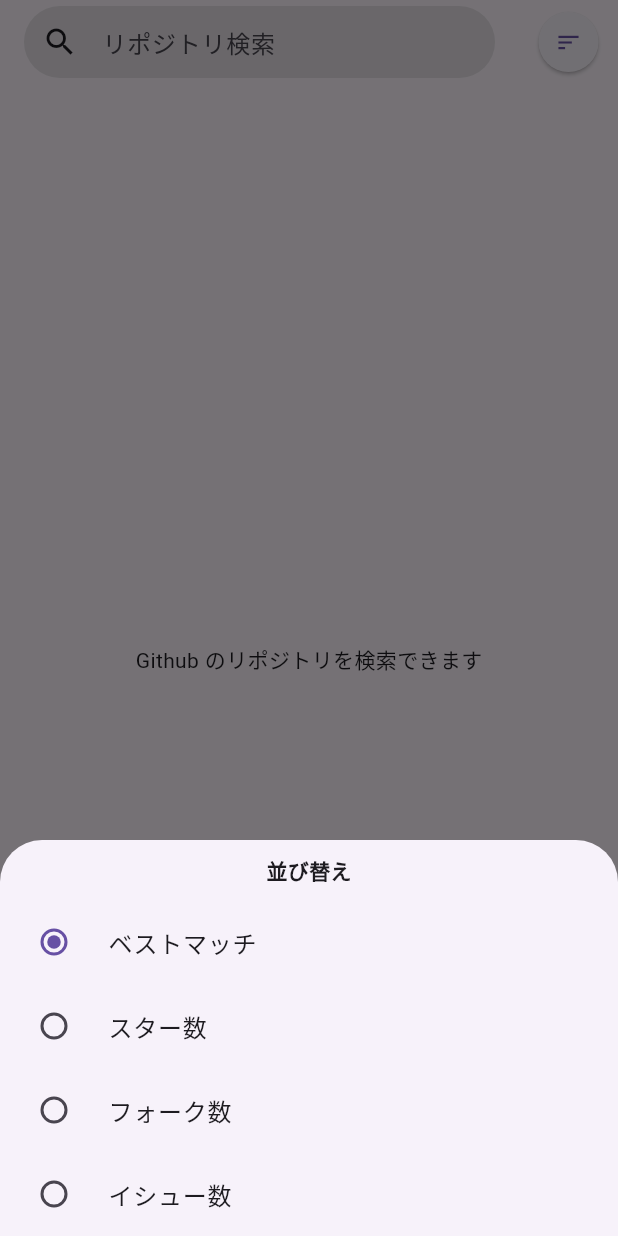
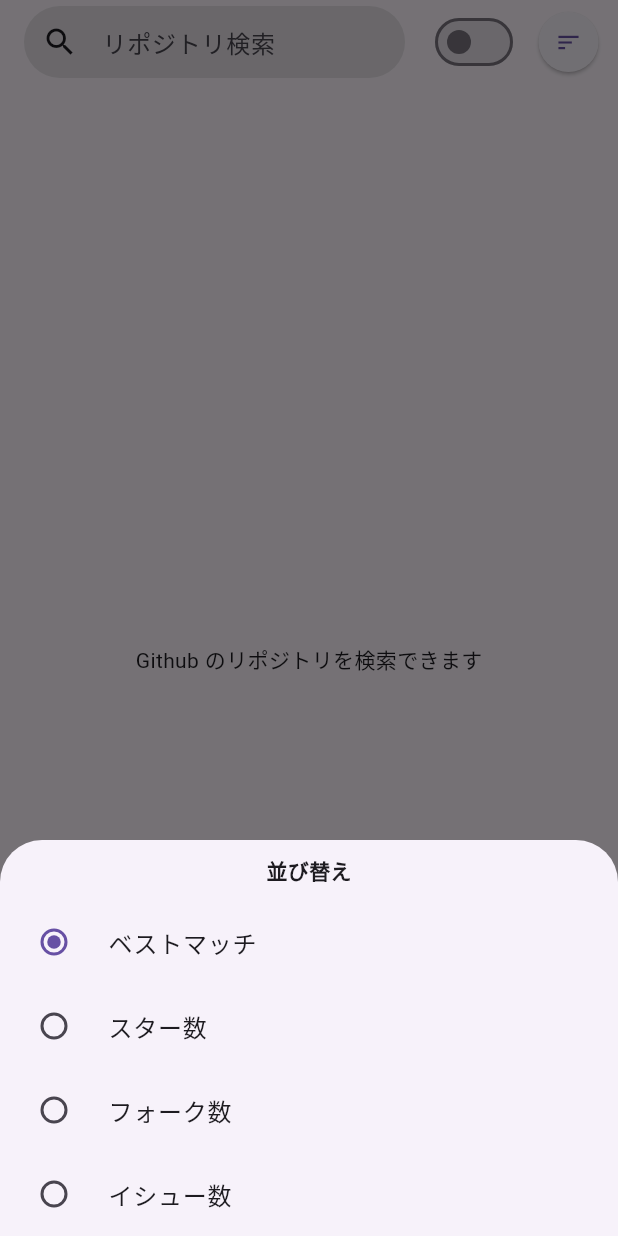
Before and after one commit to den0206/yumemi_flutter_test, a Flutter app: the screen it shows after launch, after a tap on the "sort" icon, on a phone screen of 412 x 824 dp. Run offline on Flutter 3.47's test engine with Material 3 defaults, Android fonts, the phone set to English and light mode, and no system bars; our stand-ins replace flutter_markdown, flutter_riverpod, freezed_annotation, riverpod_annotation, shared_preferences, visibility_detector; generated files the repository leaves out were written again.

Commit message:
【UI】_ThemeSwitchの実装

```diff
--- a/lib/src/presentation/pages/github_search/components/search_app_bar.dart
+++ b/lib/src/presentation/pages/github_search/components/search_app_bar.dart
@@ -5,6 +5,7 @@ import 'package:flutter/services.dart';
 import 'package:flutter_riverpod/flutter_riverpod.dart';
 import 'package:yumemi_flutter_test/src/core/extension/context.dart';
 import 'package:yumemi_flutter_test/src/presentation/components/circle_icon_button.dart';
+import 'package:yumemi_flutter_test/src/presentation/notifier/theme_mode_notifier.dart';
 import 'package:yumemi_flutter_test/src/presentation/pages/github_search/components/condition_search_panel.dart';
 import 'package:yumemi_flutter_test/src/presentation/pages/github_search/github_search_notifier.dart';
 
@@ -39,6 +40,9 @@ final class SearchAppBar extends ConsumerWidget implements PreferredSizeWidget {
         },
       ),
       actions: const [
+        // テーマモード変更Switch
+        _ThemeSwitch(),
+        // 条件検索パネル表示ボタン
         _ConditionSearchButton(),
       ],
       floating: true,
@@ -47,6 +51,7 @@ final class SearchAppBar extends ConsumerWidget implements PreferredSizeWidget {
   }
 }
 
+// 検索Field
 final class _SearchTextField extends ConsumerStatefulWidget {
   const _SearchTextField({
     this.onChanged,
@@ -184,6 +189,7 @@ class _SearchTextFieldState extends ConsumerState<_SearchTextField> {
   }
 }
 
+// 条件検索パネル表示ボタン
 final class _ConditionSearchButton extends StatelessWidget {
   const _ConditionSearchButton();
 
@@ -204,3 +210,22 @@ final class _ConditionSearchButton extends StatelessWidget {
     );
   }
 }
+
+// テーマモード変更Switch
+// Onはダークモード
+final class _ThemeSwitch extends ConsumerWidget {
+  const _ThemeSwitch();
+
+  @override
+  Widget build(BuildContext context, WidgetRef ref) {
+    final theme = ref.watch(themeModeNotiferProvider);
+    return Switch.adaptive(
+      activeColor: Theme.of(context).colorScheme.primary,
+      value: theme == ThemeMode.dark,
+      onChanged: (value) {
+        final themeMode = value ? ThemeMode.dark : ThemeMode.light;
+        ref.read(themeModeNotiferProvider.notifier).setThemeMode(themeMode);
+      },
+    );
+  }
+}
```
